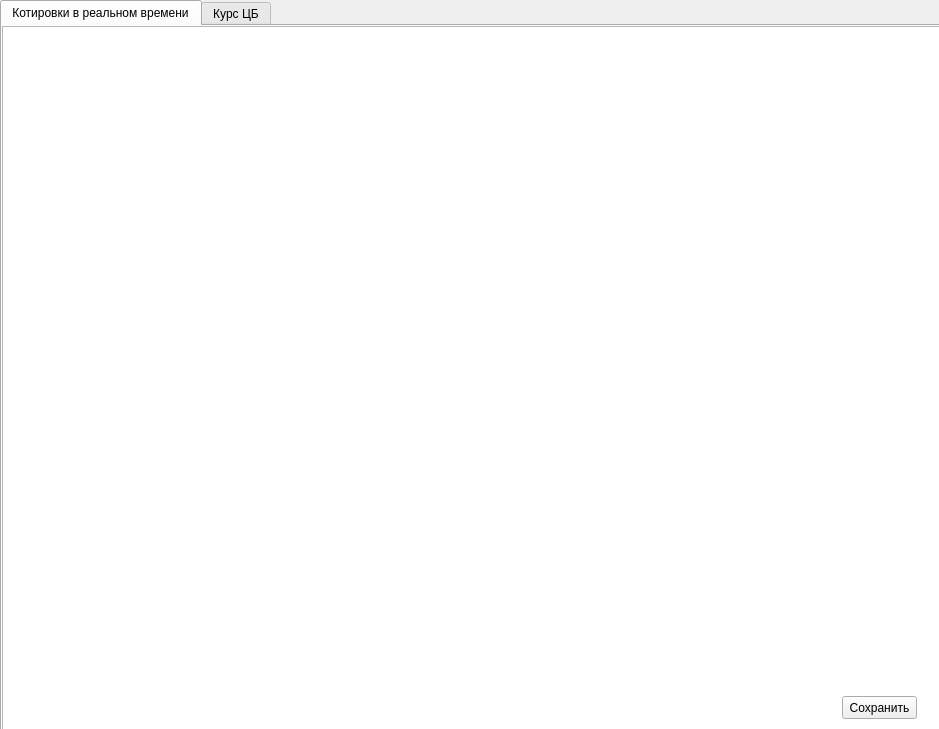
Above: ExchangeRate.ui from Vladislav0904/The-Exchange-Rate before the change. Below: the same form after it.
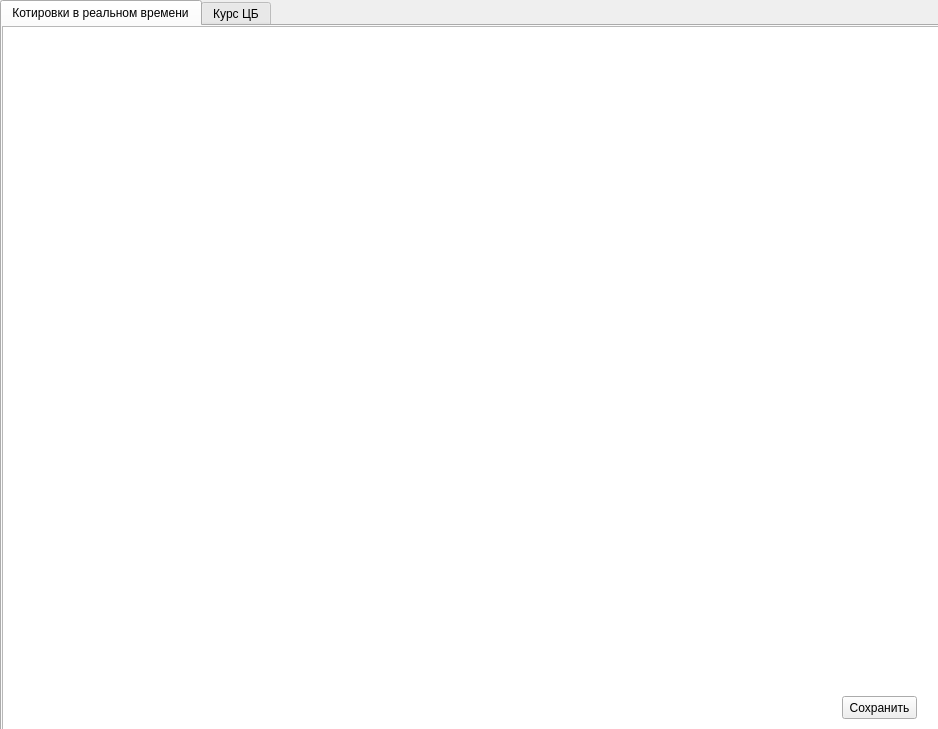
That is the form after the change.

```diff
--- a/ExchangeRate.ui
+++ b/ExchangeRate.ui
@@ -6,13 +6,16 @@
    <rect>
     <x>0</x>
     <y>0</y>
-    <width>939</width>
+    <width>938</width>
     <height>729</height>
    </rect>
   </property>
   <property name="windowTitle">
    <string>The Exchange Rate</string>
   </property>
+  <property name="autoFillBackground">
+   <bool>true</bool>
+  </property>
   <widget class="QTabWidget" name="tabWidget">
    <property name="geometry">
     <rect>
```
Left out of the diff: 9 changed lines with no effect on the pictures. Lines whose indentation alone changed are shown as unchanged.
